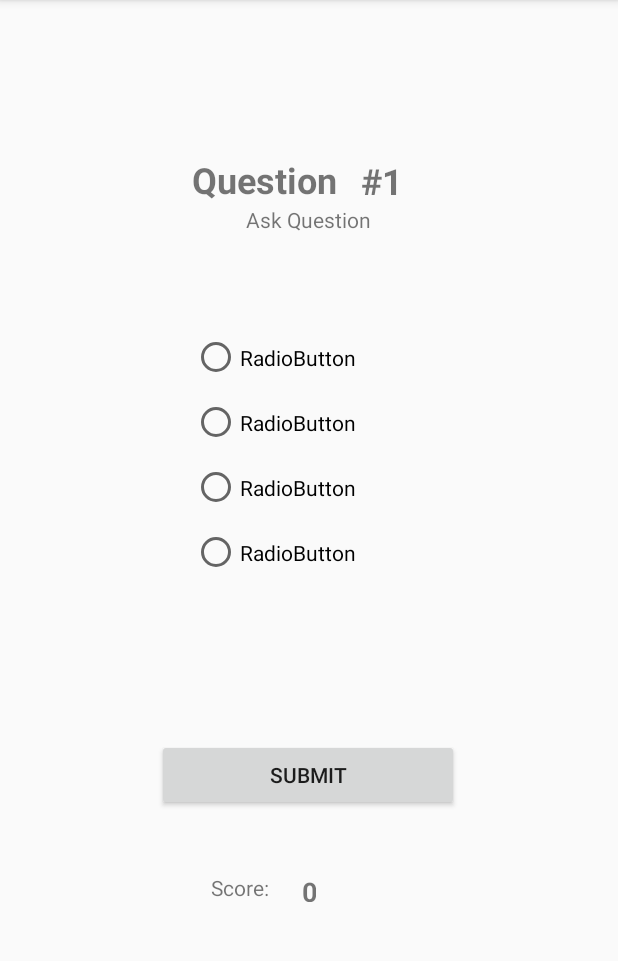
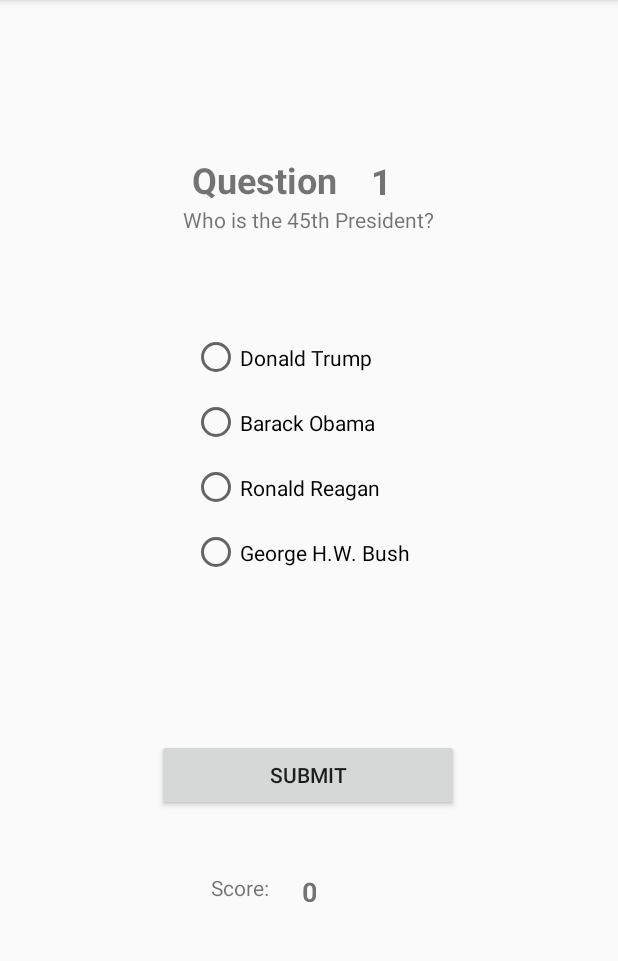
Before and after one commit to jch1902/AndroidProject1, an Android app: the QuestionActivity screen opened directly, with no data from a screen before it, on a phone screen of 412 x 824 dp, the part 84-1045 px from its top. Run offline under Robolectric (Android 15) with nearby library versions, the phone set to English and light mode, and no system bars.

Commit message:
Update QuestionActivity.java

```diff
--- a/app/src/main/java/com/example/project1jasper/QuestionActivity.java
+++ b/app/src/main/java/com/example/project1jasper/QuestionActivity.java
@@ -141,7 +141,7 @@ public class QuestionActivity extends AppCompatActivity {
         //this.currentQuestion = /*Your first question*/;
         this.currentNumber = question1;
         // Set the current, score, and total question size.
-        this.currentQuestionNumber = 0;
+        this.currentQuestionNumber = 1;
         this.maxScore = this.questionList.size();
         this.currentScore = 0;
     }
@@ -154,15 +154,16 @@ public class QuestionActivity extends AppCompatActivity {
 
         // Clear the radio button checks just encase it was been set previously.
         radioGroup.clearCheck();
-        /*
-        *this.scoreView.setText(currentScore);
-        *this.askQuestion.setText(quizQuestion.getQuestion());
-        *this.answerA.setText(quizQuestion.getChoiceA());
-        *this.answerB.setText(quizQuestion.getChoiceB());
-        *this.answerC.setText(quizQuestion.getChoiceC());
-        *this.answerD.setText(quizQuestion.getChoiceD());
-        *this.questionNumber.setText(currentQuestionNumber);
-        */
+        String scoreString = Integer.toString(currentScore);
+        String currentQuestionNumberString = Integer.toString(currentQuestionNumber);
+        scoreView.setText(scoreString);
+        askQuestion.setText(quizQuestion.getQuestion());
+        answerA.setText(quizQuestion.getChoiceA());
+        answerB.setText(quizQuestion.getChoiceB());
+        answerC.setText(quizQuestion.getChoiceC());
+        answerD.setText(quizQuestion.getChoiceD());
+        questionNumber.setText(currentQuestionNumberString);
+
         // Loads the current question view.
         ///////////////////////////////////////////////////////////////////////////////////////////////////////
         // TO-DO: Set the UI view (all your widgets) with the current QuizQuestion passed in.
```
